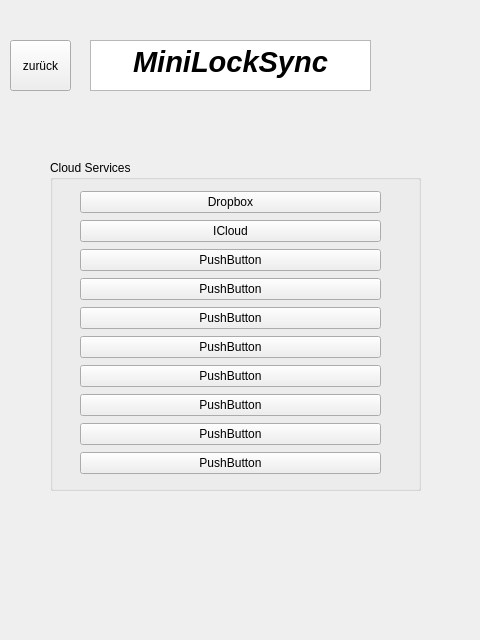
First picture: the form in src/stackedwindow.ui, repository hsBoyz/MiniLockSync, before the edit.
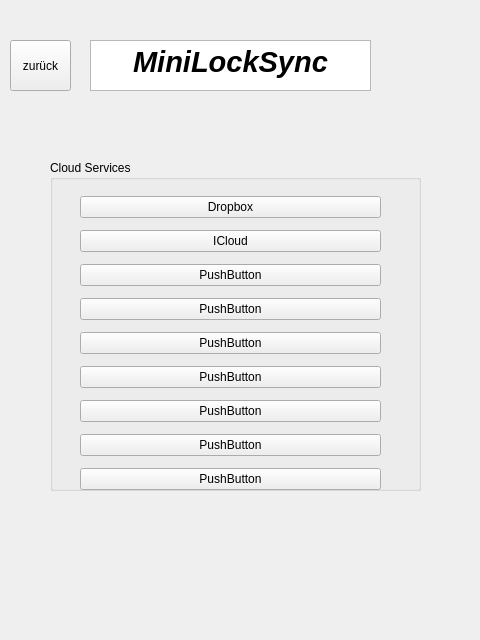
Second picture: the form after the edit. The open tabs and pages were chosen to show the change.

Diff of the .ui file:
```diff
--- a/src/stackedwindow.ui
+++ b/src/stackedwindow.ui
@@ -110,7 +110,7 @@
        <x>30</x>
        <y>30</y>
        <width>301</width>
-       <height>286</height>
+       <height>345</height>
       </rect>
      </property>
      <layout class="QGridLayout" name="gridLayout">
```
Left out of the diff: 17 changed lines with no effect on the pictures.
